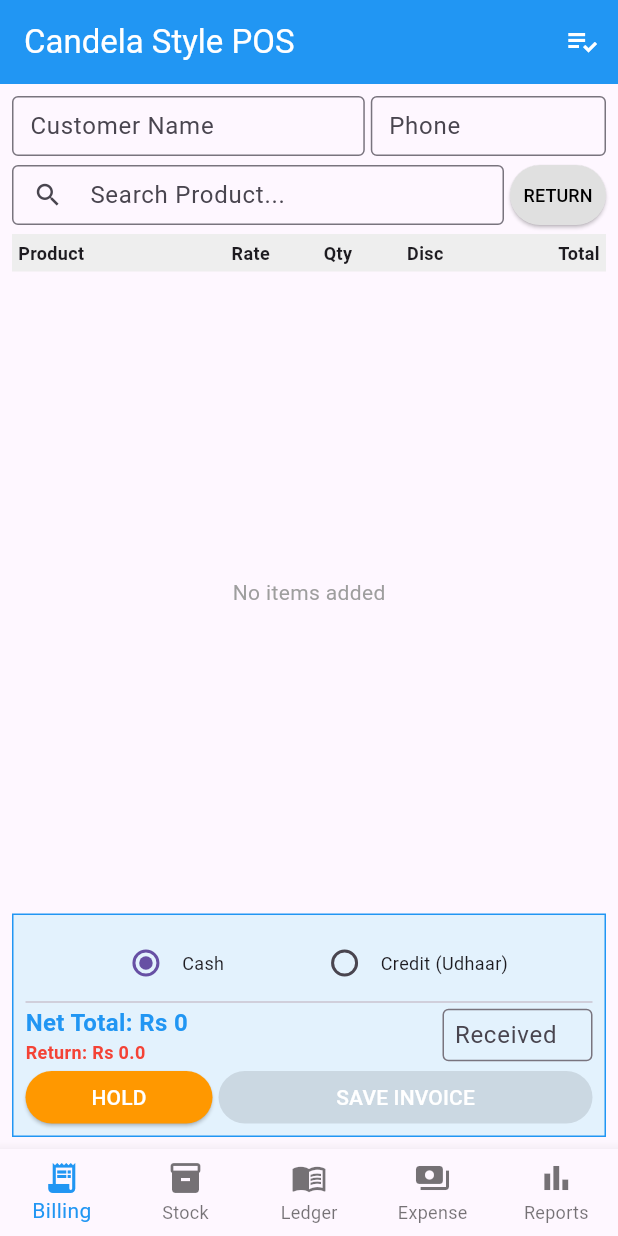
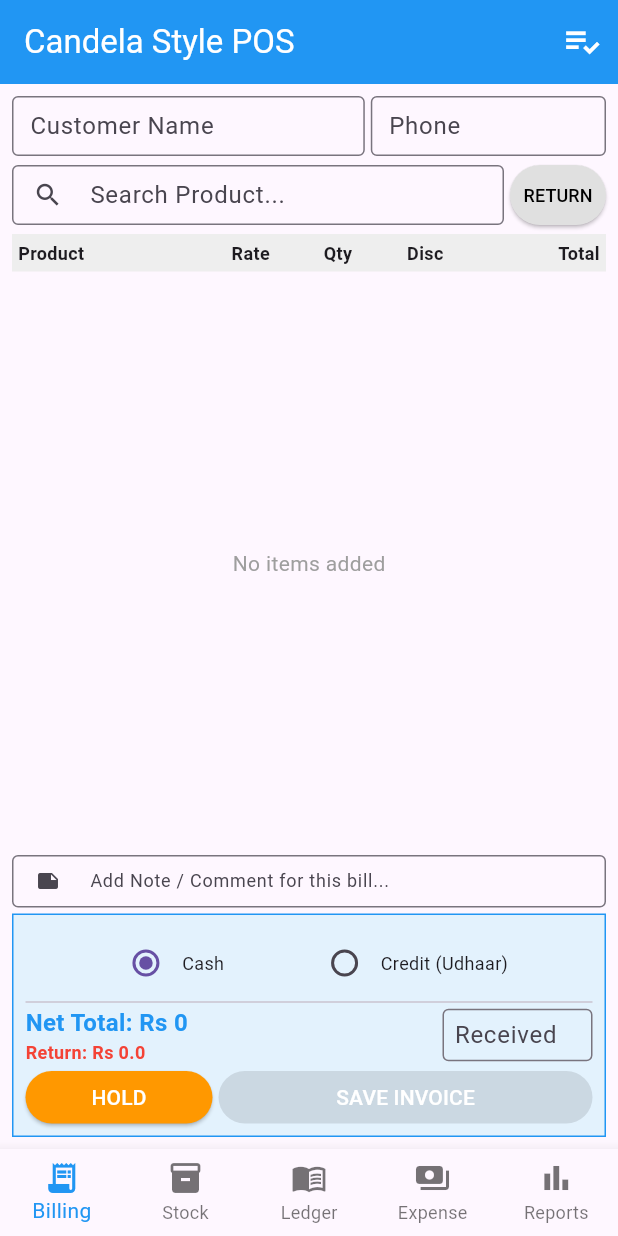
Before and after one commit to armanmirza5558-dot/Mirza-POS, a Flutter app: the screen it shows after launch, on a phone screen of 412 x 824 dp. Run offline on Flutter 3.47's test engine with Material 3 defaults, Android fonts, the phone set to English and light mode, and no system bars; our stand-ins replace sqflite; accounts and stored records are empty.

Commit message:
Update main.dart

```diff
--- a/lib/main.dart
+++ b/lib/main.dart
@@ -33,6 +33,7 @@ class HomePage extends StatefulWidget {
 
 class _HomePageState extends State<HomePage> {
   int _selectedIndex = 0;
+  int _heldBillsCount = 0; // Hold bills ki counting ke liye
 
   static const List<Widget> _pages = <Widget>[
     BillingScreen(),
@@ -43,6 +44,22 @@ class _HomePageState extends State<HomePage> {
   ];
 
   @override
+  void initState() {
+    super.initState();
+    _updateHeldBillsCount();
+  }
+
+  void _updateHeldBillsCount() async {
+    final db = await DBHelper.database;
+    final result = await db.rawQuery('SELECT COUNT(*) as count FROM held_bills');
+    if (mounted) {
+      setState(() {
+        _heldBillsCount = result.first['count'] as int;
+      });
+    }
+  }
+
+  @override
   Widget build(BuildContext context) {
     return Scaffold(
       appBar: AppBar(
@@ -50,17 +67,44 @@ class _HomePageState extends State<HomePage> {
         backgroundColor: Colors.blue,
         foregroundColor: Colors.white,
         actions: [
-          // Receipt Holding Icon
-          IconButton(
-            icon: const Icon(Icons.playlist_add_check),
-            tooltip: 'Held Bills',
-            onPressed: () {
-              // Held bills ka page kholne ka function
-            },
-          )
+          // Receipt Holding Icon with Counter
+          Stack(
+            children: [
+              IconButton(
+                icon: const Icon(Icons.playlist_add_check, size: 28),
+                tooltip: 'Held Bills',
+                onPressed: () async {
+                  await Navigator.push(
+                    context,
+                    MaterialPageRoute(builder: (context) => const HeldBillsScreen()),
+                  );
+                  _updateHeldBillsCount(); // Wapas aane par count update karein
+                },
+              ),
+              if (_heldBillsCount > 0)
+                Positioned(
+                  right: 4,
+                  top: 4,
+                  child: Container(
+                    padding: const EdgeInsets.all(4),
+                    decoration: const BoxDecoration(
+                      color: Colors.red,
+                      shape: BoxShape.circle,
+                    ),
+                    child: Text(
+                      '$_heldBillsCount',
+                      style: const TextStyle(fontSize: 10, fontWeight: FontWeight.bold, color: Colors.white),
+                    ),
+                  ),
+                ),
+            ],
+          ),
         ],
       ),
-      body: _pages[_selectedIndex],
+      // Yahan BillingScreen ko pass kiya hai taake hold ke baad count update ho
+      body: _selectedIndex == 0
+          ? BillingScreen(onBillHeld: _updateHeldBillsCount)
+          : _pages[_selectedIndex],
       bottomNavigationBar: BottomNavigationBar(
         currentIndex: _selectedIndex,
         type: BottomNavigationBarType.fixed,
@@ -80,7 +124,8 @@ class _HomePageState extends State<HomePage> {
 
 // ---------------- BILLING SCREEN ----------------
 class BillingScreen extends StatefulWidget {
-  const BillingScreen({super.key});
+  final VoidCallback onBillHeld;
+  const BillingScreen({super.key, required this.onBillHeld});
 
   @override
   State<BillingScreen> createState() => _BillingScreenState();
@@ -91,6 +136,7 @@ class _BillingScreenState extends State<BillingScreen> {
   final _customerPhoneController = TextEditingController();
   final _searchController = TextEditingController();
   final _receivedAmountController = TextEditingController();
+  final _noteController = TextEditingController();
 
   List<Product> _allProducts = [];
   List<Product> _filteredProducts = [];
@@ -98,7 +144,7 @@ class _BillingScreenState extends State<BillingScreen> {
 
   double _grandTotal = 0.0;
   bool _isReturnMode = false;
-  String _paymentMode = 'Cash'; // Cash ya Credit
+  String _paymentMode = 'Cash';
 
   @override
   void initState() {
@@ -142,18 +188,13 @@ class _BillingScreenState extends State<BillingScreen> {
     });
   }
 
-  // Price Edit
   void _editPrice(int index) {
     TextEditingController priceController = TextEditingController(text: _cartItems[index]['product'].salePrice.toString());
     showDialog(
       context: context,
       builder: (context) => AlertDialog(
         title: const Text('Edit Price'),
-        content: TextField(
-          controller: priceController,
-          keyboardType: TextInputType.number,
-          decoration: const InputDecoration(labelText: 'New Price', prefixText: 'Rs '),
-        ),
+        content: TextField(controller: priceController, keyboardType: TextInputType.number, decoration: const InputDecoration(labelText: 'New Price', prefixText: 'Rs ')),
         actions: [
           TextButton(onPressed: () => Navigator.pop(context), child: const Text('Cancel')),
           ElevatedButton(
@@ -162,9 +203,7 @@ class _BillingScreenState extends State<BillingScreen> {
               if (newPrice != null) {
                 setState(() {
                   Product p = _cartItems[index]['product'];
-                  _cartItems[index]['product'] = Product(
-                    id: p.id, name: p.name, category: p.category, purchasePrice: p.purchasePrice, salePrice: newPrice, stockQty: p.stockQty,
-                  );
+                  _cartItems[index]['product'] = Product(id: p.id, name: p.name, category: p.category, purchasePrice: p.purchasePrice, salePrice: newPrice, stockQty: p.stockQty);
                   _calculateTotal();
                 });
               }
@@ -177,28 +216,20 @@ class _BillingScreenState extends State<BillingScreen> {
     );
   }
 
-  // Quantity Edit
   void _editQty(int index) {
     TextEditingController qtyController = TextEditingController(text: _cartItems[index]['qty'].toString());
     showDialog(
       context: context,
       builder: (context) => AlertDialog(
         title: const Text('Edit Quantity'),
-        content: TextField(
-          controller: qtyController,
-          keyboardType: TextInputType.number,
-          decoration: const InputDecoration(labelText: 'New Qty'),
-        ),
+        content: TextField(controller: qtyController, keyboardType: TextInputType.number, decoration: const InputDecoration(labelText: 'New Qty')),
         actions: [
           TextButton(onPressed: () => Navigator.pop(context), child: const Text('Cancel')),
           ElevatedButton(
             onPressed: () {
               int? newQty = int.tryParse(qtyController.text);
               if (newQty != null && newQty != 0) {
-                setState(() {
-                  _cartItems[index]['qty'] = newQty;
-                  _calculateTotal();
-                });
+                setState(() { _cartItems[index]['qty'] = newQty; _calculateTotal(); });
               }
               Navigator.pop(context);
             },
@@ -209,28 +240,20 @@ class _BillingScreenState extends State<BillingScreen> {
     );
   }
 
-  // Discount Edit
   void _editDiscount(int index) {
     TextEditingController discController = TextEditingController(text: _cartItems[index]['discount'].toString());
     showDialog(
       context: context,
       builder: (context) => AlertDialog(
         title: const Text('Item Discount (Rs)'),
-        content: TextField(
-          controller: discController,
-          keyboardType: TextInputType.number,
-          decoration: const InputDecoration(labelText: 'Discount Amount', prefixText: 'Rs '),
-        ),
+        content: TextField(controller: discController, keyboardType: TextInputType.number, decoration: const InputDecoration(labelText: 'Discount Amount', prefixText: 'Rs ')),
         actions: [
           TextButton(onPressed: () => Navigator.pop(context), child: const Text('Cancel')),
           ElevatedButton(
             onPressed: () {
               double? disc = double.tryParse(discController.text);
               if (disc != null) {
-                setState(() {
-                  _cartItems[index]['discount'] = disc;
-                  _calculateTotal();
-                });
+                setState(() { _cartItems[index]['discount'] = disc; _calculateTotal(); });
               }
               Navigator.pop(context);
             },
@@ -250,7 +273,6 @@ class _BillingScreenState extends State<BillingScreen> {
     setState(() => _grandTotal = total);
   }
 
-  // Hold Bill Function
   void _holdBill() async {
     if (_cartItems.isEmpty) return;
     final db = await DBHelper.database;
@@ -273,8 +295,30 @@ class _BillingScreenState extends State<BillingScreen> {
       _customerPhoneController.clear();
       _grandTotal = 0;
       _receivedAmountController.clear();
+      _noteController.clear();
     });
+
+    widget.onBillHeld(); // Header par count update karein
     ScaffoldMessenger.of(context).showSnackBar(const SnackBar(content: Text('Bill Held Successfully!')));
+  }
+
+  // Hold Bill Load Karne ka Function
+  void _loadHeldBillData(Map<String, dynamic> heldBillData) {
+    setState(() {
+      _customerNameController.text = heldBillData['customer_name'];
+      _customerPhoneController.text = heldBillData['customer_phone'];
+
+      List<dynamic> decodedCart = jsonDecode(heldBillData['cart_data']);
+      _cartItems = decodedCart.map((item) {
+        return {
+          'product': Product.fromMap(item['product']),
+          'qty': item['qty'],
+          'discount': item['discount'],
+        };
+      }).toList();
+
+      _calculateTotal();
+    });
   }
 
   @override
@@ -286,7 +330,7 @@ class _BillingScreenState extends State<BillingScreen> {
       padding: const EdgeInsets.all(8.0),
       child: Column(
         children: [
-          // Customer Details Row
+          // Customer Details
           Row(
             children: [
               Expanded(
@@ -372,7 +416,7 @@ class _BillingScreenState extends State<BillingScreen> {
 
           const SizedBox(height: 6),
 
-          // Bill Items Table (Headers)
+          // Bill Items Table Headers
           Container(
             color: Colors.grey.shade200,
             padding: const EdgeInsets.symmetric(vertical: 4, horizontal: 4),
@@ -407,22 +451,10 @@ class _BillingScreenState extends State<BillingScreen> {
                           child: Row(
                             children: [
                               Expanded(flex: 3, child: Text(p.name, style: const TextStyle(fontSize: 12))),
-                              Expanded(
-                                flex: 2,
-                                child: InkWell(onTap: () => _editPrice(index), child: Text('${p.salePrice}', textAlign: TextAlign.center, style: const TextStyle(fontSize: 12, color: Colors.blue, decoration: TextDecoration.underline))),
-                              ),
-                              Expanded(
-                                flex: 1,
-                                child: InkWell(onTap: () => _editQty(index), child: Text('$qty', textAlign: TextAlign.center, style: TextStyle(fontSize: 12, color: Colors.blue, decoration: TextDecoration.underline, fontWeight: qty < 0 ? FontWeight.bold : FontWeight.normal))),
-                              ),
-                              Expanded(
-                                flex: 2,
-                                child: InkWell(onTap: () => _editDiscount(index), child: Text('$disc', textAlign: TextAlign.center, style: const TextStyle(fontSize: 12, color: Colors.blue, decoration: TextDecoration.underline))),
-                              ),
-                              Expanded(
-                                flex: 2,
-                                child: Text('$total', textAlign: TextAlign.right, style: TextStyle(fontSize: 12, fontWeight: FontWeight.bold, color: total < 0 ? Colors.red : Colors.black)),
-                              ),
+                              Expanded(flex: 2, child: InkWell(onTap: () => _editPrice(index), child: Text('${p.salePrice}', textAlign: TextAlign.center, style: const TextStyle(fontSize: 12, color: Colors.blue, decoration: TextDecoration.underline)))),
+                              Expanded(flex: 1, child: InkWell(onTap: () => _editQty(index), child: Text('$qty', textAlign: TextAlign.center, style: TextStyle(fontSize: 12, color: Colors.blue, decoration: TextDecoration.underline, fontWeight: qty < 0 ? FontWeight.bold : FontWeight.normal)))),
+                              Expanded(flex: 2, child: InkWell(onTap: () => _editDiscount(index), child: Text('$disc', textAlign: TextAlign.center, style: const TextStyle(fontSize: 12, color: Colors.blue, decoration: TextDecoration.underline)))),
+                              Expanded(flex: 2, child: Text('$total', textAlign: TextAlign.right, style: TextStyle(fontSize: 12, fontWeight: FontWeight.bold, color: total < 0 ? Colors.red : Colors.black))),
                               IconButton(
                                 icon: const Icon(Icons.delete, color: Colors.red, size: 16),
                                 padding: EdgeInsets.zero,
@@ -437,6 +469,22 @@ class _BillingScreenState extends State<BillingScreen> {
                   ),
           ),
 
+          // Bill Note
+          SizedBox(
+            height: 35,
+            child: TextField(
+              controller: _noteController,
+              decoration: const InputDecoration(
+                hintText: 'Add Note / Comment for this bill...',
+                prefixIcon: Icon(Icons.note, size: 16),
+                border: OutlineInputBorder(),
+                contentPadding: EdgeInsets.symmetric(horizontal: 8, vertical: 0),
+              ),
+              style: const TextStyle(fontSize: 12),
+            ),
+          ),
+          const SizedBox(height: 4),
+
           // Bottom Checkout Section
           Container(
             padding: const EdgeInsets.all(8),
@@ -450,18 +498,8 @@ class _BillingScreenState extends State<BillingScreen> {
                 Row(
                   mainAxisAlignment: MainAxisAlignment.spaceEvenly,
                   children: [
-                    Row(
-                      children: [
-                        Radio<String>(value: 'Cash', groupValue: _paymentMode, onChanged: (val) => setState(() => _paymentMode = val!)),
-                        const Text('Cash', style: TextStyle(fontSize: 12)),
-                      ],
-                    ),
-                    Row(
-                      children: [
-                        Radio<String>(value: 'Credit', groupValue: _paymentMode, onChanged: (val) => setState(() => _paymentMode = val!)),
-                        const Text('Credit (Udhaar)', style: TextStyle(fontSize: 12)),
-                      ],
-                    ),
+                    Row(children: [Radio<String>(value: 'Cash', groupValue: _paymentMode, onChanged: (val) => setState(() => _paymentMode = val!)), const Text('Cash', style: TextStyle(fontSize: 12))]),
+                    Row(children: [Radio<String>(value: 'Credit', groupValue: _paymentMode, onChanged: (val) => setState(() => _paymentMode = val!)), const Text('Credit (Udhaar)', style: TextStyle(fontSize: 12))]),
                   ],
                 ),
                 const Divider(height: 4),
@@ -526,3 +564,70 @@ class _BillingScreenState extends State<BillingScreen> {
     );
   }
 }
+
+// ---------------- HELD BILLS SCREEN ----------------
+class HeldBillsScreen extends StatefulWidget {
+  const HeldBillsScreen({super.key});
+
+  @override
+  State<HeldBillsScreen> createState() => _HeldBillsScreenState();
+}
+
+class _HeldBillsScreenState extends State<HeldBillsScreen> {
+  List<Map<String, dynamic>> _heldBills = [];
+  bool _isLoading = true;
+
+  @override
+  void initState() {
+    super.initState();
+    _loadHeldBills();
+  }
+
+  void _loadHeldBills() async {
+    final db = await DBHelper.database;
+    final result = await db.query('held_bills', orderBy: 'id DESC');
+    setState(() {
+      _heldBills = result;
+      _isLoading = false;
+    });
+  }
+
+  void _resumeBill(Map<String, dynamic> bill) async {
+    // Bill load karein aur wapas jayen
+    Navigator.pop(context, bill);
+    // Delete hold bill from DB as it is now active
+    final db = await DBHelper.database;
+    await db.delete('held_bills', where: 'id = ?', whereArgs: [bill['id']]);
+  }
+
+  @override
+  Widget build(BuildContext context) {
+    return Scaffold(
+      appBar: AppBar(title: const Text('Held Bills / Receipts')),
+      body: _isLoading
+          ? const Center(child: CircularProgressIndicator())
+          : _heldBills.isEmpty
+              ? const Center(child: Text('No held bills found.'))
+              : ListView.builder(
+                  itemCount: _heldBills.length,
+                  itemBuilder: (context, index) {
+                    final bill = _heldBills[index];
+                    return Card(
+                      margin: const EdgeInsets.all(8),
+                      child: ListTile(
+                        leading: const Icon(Icons.receipt, color: Colors.orange),
+                        title: Text(bill['customer_name'].isEmpty ? 'Walk-in Customer' : bill['customer_name']),
+                        subtitle: Text('Phone: ${bill['customer_phone']}\nDate: ${bill['date'].substring(0, 16)}'),
+                        isThreeLine: true,
+                        trailing: ElevatedButton(
+                          onPressed: () => _resumeBill(bill),
+                          style: ElevatedButton.styleFrom(backgroundColor: Colors.blue),
+                          child: const Text('RESUME', style: TextStyle(color: Colors.white)),
+                        ),
+                      ),
+                    );
+                  },
+                ),
+    );
+  }
+}
```
